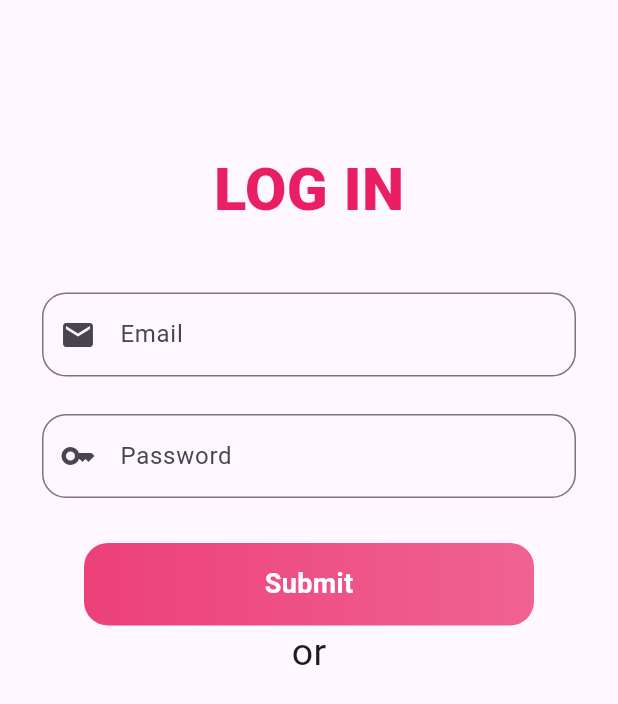
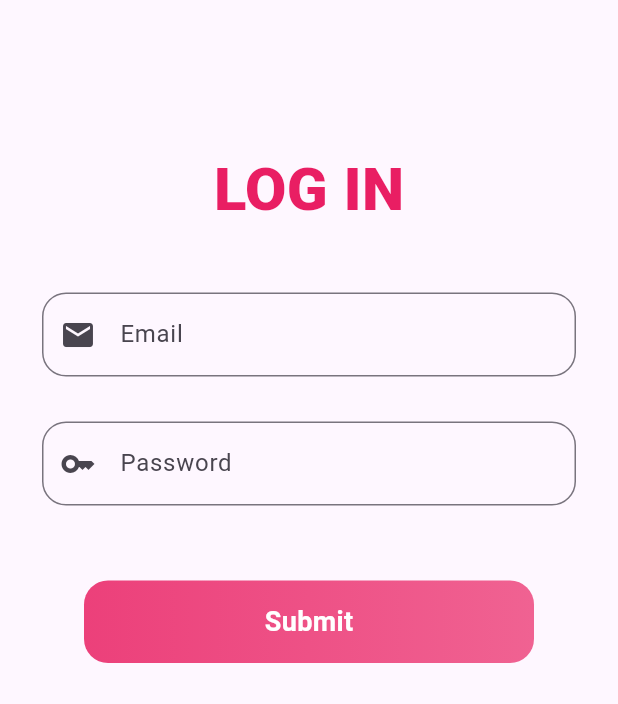
Before and after one commit to sohasara/E-Commerce-App, a Flutter app: the screen it shows after launch, on a phone screen of 412 x 824 dp. Shown: the top 704 px of the screen. Run offline on Flutter 3.47's test engine with Material 3 defaults, Android fonts, the phone set to English and light mode, and no system bars.

Commit message:
modify page

```diff
--- a/lib/feature/presentation/pages/log_in.dart
+++ b/lib/feature/presentation/pages/log_in.dart
@@ -34,7 +34,7 @@ class LogIn extends StatelessWidget {
                 hinttext: 'Email',
               ),
               SizedBox(
-                height: 25,
+                height: 30,
               ),
               MyTextFeild(
                 icon: Icon(
@@ -43,15 +43,9 @@ class LogIn extends StatelessWidget {
                 hinttext: 'Password',
               ),
               SizedBox(
-                height: 30,
+                height: 50,
               ),
               SubmitButton(),
-              Text(
-                'or',
-                style: TextStyle(
-                  fontSize: 25,
-                ),
-              ),
             ],
           ),
         ),
```
